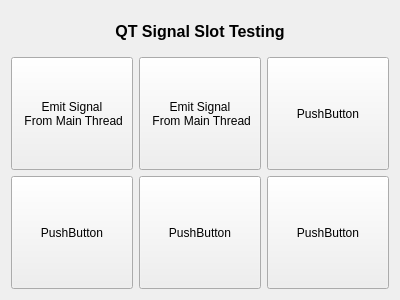
Above: QtGuiApplicationTest/QtGuiApplicationTest/MiscellaneousSignalSlot.ui from xautshuanglong/QtLearningRepository before the change. Below: the same form after it.
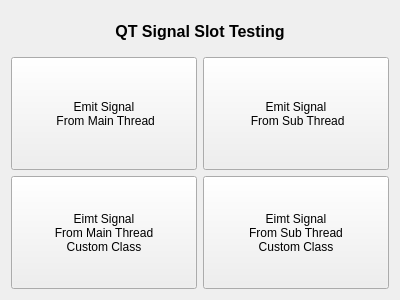
That is the form after the change. Custom widgets are drawn as their Qt base class.

Commit message: 8ba4e1c2e2613c48c203022d223e1d34a4b3b087 未能成功模拟多线程，测试无效

Diff of the .ui file:
```diff
--- a/QtGuiApplicationTest/QtGuiApplicationTest/MiscellaneousSignalSlot.ui
+++ b/QtGuiApplicationTest/QtGuiApplicationTest/MiscellaneousSignalSlot.ui
@@ -43,19 +43,6 @@
    </item>
    <item>
     <layout class="QGridLayout" name="gridLayout">
-     <item row="0" column="2">
-      <widget class="QPushButton" name="pushButton_5">
-       <property name="sizePolicy">
-        <sizepolicy hsizetype="Expanding" vsizetype="Expanding">
-         <horstretch>0</horstretch>
-         <verstretch>0</verstretch>
-        </sizepolicy>
-       </property>
-       <property name="text">
-        <string>PushButton</string>
-       </property>
-      </widget>
-     </item>
      <item row="0" column="0">
       <widget class="QPushButton" name="btnEmitSignalMainThread">
        <property name="sizePolicy">
@@ -80,7 +67,7 @@
        </property>
        <property name="text">
         <string>Emit Signal
- From Main Thread</string>
+ From Sub Thread</string>
        </property>
       </widget>
      </item>
@@ -93,7 +80,9 @@
         </sizepolicy>
        </property>
        <property name="text">
-        <string>PushButton</string>
+        <string>Eimt Signal
+From Main Thread
+Custom Class</string>
        </property>
       </widget>
      </item>
@@ -106,20 +95,9 @@
         </sizepolicy>
        </property>
        <property name="text">
-        <string>PushButton</string>
-       </property>
-      </widget>
-     </item>
-     <item row="1" column="2">
-      <widget class="QPushButton" name="pushButton_6">
-       <property name="sizePolicy">
-        <sizepolicy hsizetype="Expanding" vsizetype="Expanding">
-         <horstretch>0</horstretch>
-         <verstretch>0</verstretch>
-        </sizepolicy>
-       </property>
-       <property name="text">
-        <string>PushButton</string>
+        <string>Eimt Signal
+From Sub Thread
+Custom Class</string>
        </property>
       </widget>
      </item>
```
Left out of the diff: 4 changed lines with no effect on the pictures. The commit also changes 2 other files.
